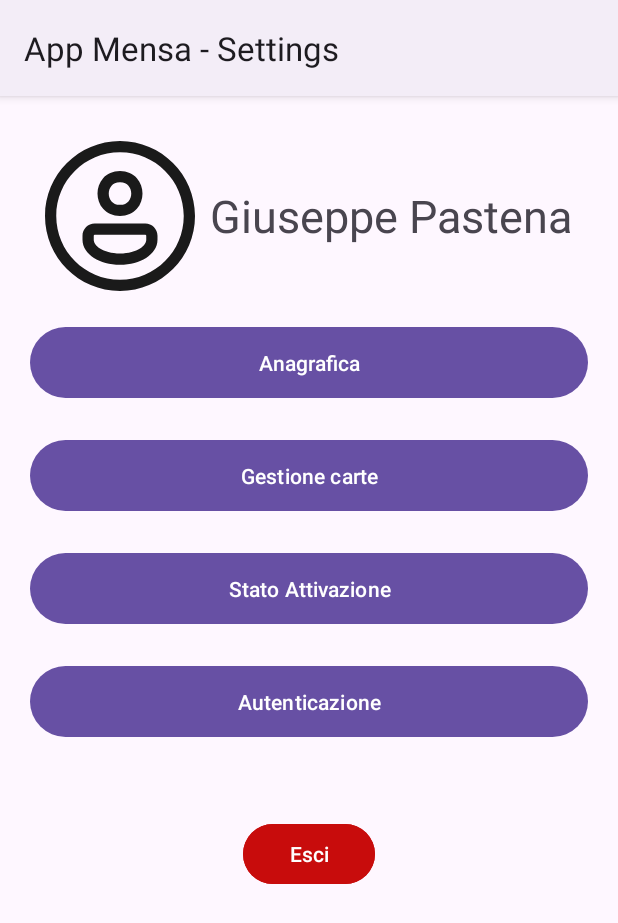
After one commit to GiuseppePastena23/AppMensa, an Android app: the SettingsActivity screen opened directly, with no data from a screen before it, on a phone screen of 412 x 824 dp. The commit adds this screen. Shown: the top 923 px of the screen. Run offline under Robolectric (Android 15) with nearby library versions, the phone set to English and light mode, and no system bars.

Commit message:
Activities
Costruita la base di:
- Home
- Settings
- Wallet

```diff
--- a/app/src/main/AndroidManifest.xml
+++ b/app/src/main/AndroidManifest.xml
@@ -23,7 +23,9 @@
         </activity>
 
         <activity android:name=".LoginActivity" android:label="App Mensa - Login"/>
-        <activity android:name=".HomeActivity"/>
+        <activity android:name=".HomeActivity" android:label="App Mensa - Home" />
+        <activity android:name=".WalletActivity" android:label="App Mensa - Wallet"/>
+        <activity android:name=".SettingsActivity" android:label="App Mensa - Settings"/>
 
     </application>
 
--- /dev/null
+++ b/app/src/main/java/com/example/app_mensa/SettingsActivity.java
@@ -0,0 +1,40 @@
+package com.example.app_mensa;
+
+import android.content.Intent;
+import android.os.Bundle;
+import android.widget.Button;
+
+import androidx.activity.EdgeToEdge;
+import androidx.appcompat.app.AppCompatActivity;
+import androidx.core.graphics.Insets;
+import androidx.core.view.ViewCompat;
+import androidx.core.view.WindowInsetsCompat;
+
+public class SettingsActivity extends AppCompatActivity
+{
+    private Button exitBtn;
+
+    @Override
+    protected void onCreate(Bundle savedInstanceState) {
+        super.onCreate(savedInstanceState);
+        EdgeToEdge.enable(this);
+
+        setContentView(R.layout.activity_settings);
+        ViewCompat.setOnApplyWindowInsetsListener(findViewById(R.id.settings), (v, insets) -> {
+            Insets systemBars = insets.getInsets(WindowInsetsCompat.Type.systemBars());
+            v.setPadding(systemBars.left, systemBars.top, systemBars.right, systemBars.bottom);
+            return insets;
+        });
+        exitBtn = findViewById(R.id.exit_btn);
+        exitBtn.setOnClickListener(v -> doExit());
+
+    }
+
+    private void doExit(){
+        Intent intent = new Intent(this, LoginActivity.class);
+        intent.setFlags(Intent.FLAG_ACTIVITY_CLEAR_TOP | Intent.FLAG_ACTIVITY_NEW_TASK);
+        startActivity(intent);
+        finish();
+        // Rimuovere file di autenticazione
+    }
+}
--- /dev/null
+++ b/app/src/main/res/drawable/user_icon_placeholder.xml
@@ -0,0 +1,9 @@
+<vector xmlns:android="http://schemas.android.com/apk/res/android"
+    android:width="16dp"
+    android:height="16dp"
+    android:viewportWidth="16"
+    android:viewportHeight="16">
+  <path
+      android:pathData="M8,1.334C4.324,1.334 1.334,4.325 1.334,8.001C1.334,11.677 4.324,14.667 8,14.667C11.676,14.667 14.667,11.677 14.667,8.001C14.667,4.325 11.676,1.334 8,1.334ZM8,2.334C11.136,2.334 13.667,4.865 13.667,8.001C13.667,11.136 11.136,13.667 8,13.667C4.865,13.667 2.333,11.136 2.333,8.001C2.333,4.865 4.865,2.334 8,2.334ZM8,4.001C7.375,4.001 6.843,4.253 6.501,4.637C6.16,5.022 6,5.515 6,6.001C6,6.487 6.16,6.98 6.501,7.364C6.843,7.748 7.375,8.001 8,8.001C8.625,8.001 9.157,7.748 9.499,7.364C9.84,6.98 10,6.487 10,6.001C10,5.515 9.84,5.022 9.499,4.637C9.157,4.253 8.625,4.001 8,4.001ZM8,5.001C8.375,5.001 8.593,5.123 8.751,5.301C8.91,5.48 9,5.737 9,6.001C9,6.265 8.91,6.522 8.751,6.7C8.593,6.878 8.375,7.001 8,7.001C7.625,7.001 7.407,6.878 7.249,6.7C7.09,6.522 7,6.265 7,6.001C7,5.737 7.09,5.48 7.249,5.301C7.407,5.123 7.625,5.001 8,5.001ZM5.753,8.667C5.16,8.667 4.667,9.16 4.667,9.754V10.115C4.667,10.777 5.086,11.353 5.682,11.734C6.279,12.114 7.077,12.335 8,12.335C8.924,12.335 9.721,12.114 10.318,11.734C10.915,11.353 11.333,10.777 11.333,10.115V9.754C11.333,9.16 10.841,8.667 10.247,8.667H5.753ZM5.753,9.667H10.247C10.301,9.667 10.333,9.7 10.333,9.754V10.115C10.333,10.352 10.179,10.636 9.78,10.891C9.381,11.145 8.762,11.335 8,11.335C7.239,11.335 6.619,11.145 6.22,10.891C5.822,10.636 5.667,10.352 5.667,10.115V9.754C5.667,9.7 5.7,9.667 5.753,9.667Z"
+      android:fillColor="#1A1A1A"/>
+</vector>
--- /dev/null
+++ b/app/src/main/res/layout/activity_settings.xml
@@ -0,0 +1,83 @@
+<?xml version="1.0" encoding="utf-8"?>
+<androidx.constraintlayout.widget.ConstraintLayout xmlns:android="http://schemas.android.com/apk/res/android"
+    xmlns:tools="http://schemas.android.com/tools"
+    android:layout_width="match_parent"
+    android:layout_height="match_parent"
+    android:id="@+id/settings">
+
+    <RelativeLayout
+        android:layout_width="match_parent"
+        android:layout_height="match_parent"
+        android:layout_margin="20dp"
+        tools:layout_editor_absoluteX="24dp"
+        tools:layout_editor_absoluteY="-1dp">
+        <LinearLayout
+            android:id="@+id/profile_info"
+            android:layout_width="match_parent"
+            android:layout_height="wrap_content"
+            android:orientation="horizontal">
+
+            <ImageView
+                android:id="@+id/user_icon"
+                android:layout_width="120dp"
+                android:layout_height="120dp"
+                android:src="@drawable/user_icon_placeholder"></ImageView>
+            <TextView
+                android:layout_width="wrap_content"
+                android:layout_height="wrap_content"
+                android:layout_gravity="center_vertical"
+                android:text="Giuseppe Pastena"
+                android:textSize="30dp"></TextView>
+
+        </LinearLayout>
+        <LinearLayout
+            android:layout_width="match_parent"
+            android:layout_height="match_parent"
+            android:layout_marginTop="130dp"
+            android:orientation="vertical"
+
+            >
+
+            <Button
+                android:layout_width="match_parent"
+                android:layout_height="55dp"
+                android:text="Anagrafica"
+                android:layout_marginBottom="20dp"
+                >
+            </Button>
+
+            <Button
+                android:layout_width="match_parent"
+                android:layout_height="55dp"
+                android:text="Gestione carte"
+                android:layout_marginBottom="20dp"
+                >
+
+            </Button>
+            <Button
+                android:layout_width="match_parent"
+                android:layout_height="55dp"
+                android:text="Stato Attivazione"
+                android:layout_marginBottom="20dp"
+                >
+
+            </Button>
+            <Button
+                android:layout_width="match_parent"
+                android:layout_height="55dp"
+                android:text="Autenticazione">
+
+
+            </Button>
+
+            <Button
+                android:id="@+id/exit_btn"
+                android:layout_width="wrap_content"
+                android:layout_height="wrap_content"
+                android:text="Esci"
+                android:backgroundTint="#C80C0C"
+                android:layout_marginTop="50dp"
+                android:layout_gravity="center_horizontal"></Button>
+        </LinearLayout>
+</RelativeLayout>
+</androidx.constraintlayout.widget.ConstraintLayout>
--- a/settings.gradle.kts
+++ b/settings.gradle.kts
@@ -19,5 +19,8 @@ dependencyResolutionManagement {
     }
 }
 
+
+
+
 rootProject.name = "App_Mensa"
 include(":app")
```
Also changed, not shown: app/src/main/java/com/example/app_mensa/HomeActivity.java (+17 -3 lines), app/src/main/java/com/example/app_mensa/LoginActivity.java (+11 -2 lines), app/src/main/java/com/example/app_mensa/WalletActivity.java (added, +40 -0 lines), app/src/main/res/drawable/placeholder.xml (added, +12 -0 lines), app/src/main/res/layout/activity_home.xml (+75 -8 lines), app/src/main/res/layout/activity_wallet.xml (added, +43 -0 lines), app/src/main/res/drawable/qr.png (added), build.gradle.kts (line endings or trailing spaces), 4 other files.
